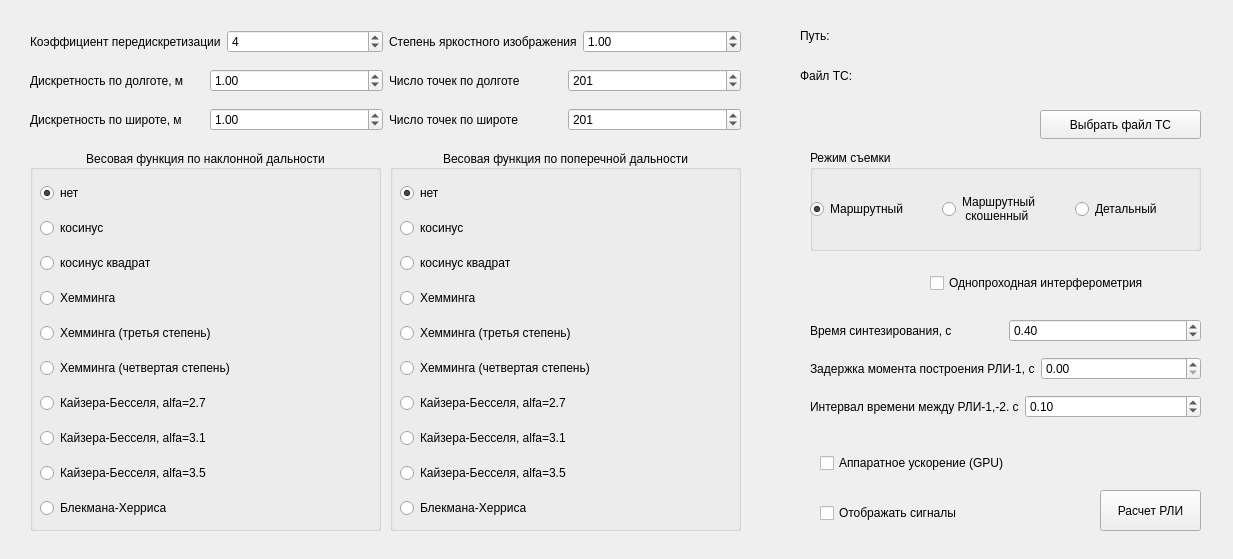
This is v2/UI/QtC/form.ui in nutakoooye/back-proection as Qt 5 draws it before an edit. The edited form follows.
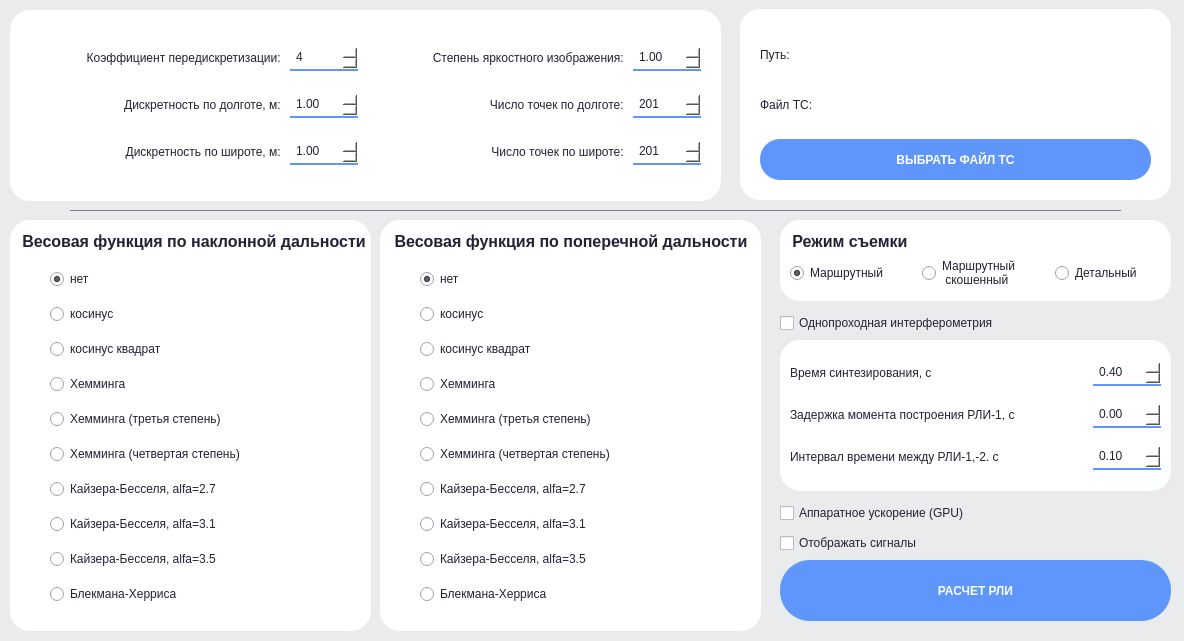
This is the edited form.

What changed in the file:
```diff
--- a/v2/UI/QtC/form.ui
+++ b/v2/UI/QtC/form.ui
@@ -6,29 +6,146 @@
    <rect>
     <x>0</x>
     <y>0</y>
-    <width>1233</width>
-    <height>559</height>
+    <width>1184</width>
+    <height>641</height>
    </rect>
   </property>
   <property name="minimumSize">
    <size>
-    <width>1233</width>
-    <height>0</height>
+    <width>1184</width>
+    <height>641</height>
+   </size>
+  </property>
+  <property name="maximumSize">
+   <size>
+    <width>1184</width>
+    <height>641</height>
    </size>
   </property>
   <property name="windowTitle">
    <string>Widget</string>
   </property>
   <property name="styleSheet">
-   <string notr="true">qlineargradient:(spread:pad, x1:0, y1:0, x2:1, y2:1, stop:0 rgba(191, 191, 191, 255), stop:1 rgba(255, 255, 255, 255))</string>
+   <string notr="true">#Widget{
+background: #eaebed;
+}
+*{
+color: #232134;
+box-sizing: border-box;
+}
+#Start, #upload{
+	background: #5e96fc;
+	border-radius: 20px;
+	transition-duration: 1s;
+	cursor: pointer;
+	color: white;
+	font-weight: 700;
+}
+#Start:hover{
+background: #538efc;
+}
+#upload:hover{
+background: #538efc;
+}
+.QSpinBox, QDoubleSpinBox{
+max-width: 60px;
+border: none;
+border-radius: 20px;
+outline: none;
+background: white;
+border-bottom: 2px solid #5e96fc;
+padding: 4px;
+}
+.QFrame{
+background:white;
+border-radius: 20px;
+
+
+}
+.QGroupBox{
+border: none;
+font-size: 16px;
+font-weight: 700;
+}
+</string>
   </property>
-  <widget class="QWidget" name="horizontalLayoutWidget_4">
+  <widget class="QCheckBox" name="checkBox">
    <property name="geometry">
     <rect>
-     <x>30</x>
-     <y>20</y>
+     <x>780</x>
+     <y>310</y>
+     <width>281</width>
+     <height>26</height>
+    </rect>
+   </property>
+   <property name="text">
+    <string>Однопроходная интерферометрия</string>
+   </property>
+  </widget>
+  <widget class="QCheckBox" name="checkBox_2">
+   <property name="geometry">
+    <rect>
+     <x>780</x>
+     <y>530</y>
+     <width>181</width>
+     <height>26</height>
+    </rect>
+   </property>
+   <property name="text">
+    <string>Отображать сигналы</string>
+   </property>
+  </widget>
+  <widget class="QPushButton" name="Start">
+   <property name="geometry">
+    <rect>
+     <x>780</x>
+     <y>560</y>
+     <width>391</width>
+     <height>61</height>
+    </rect>
+   </property>
+   <property name="styleSheet">
+    <string notr="true">border-radius: 30px;</string>
+   </property>
+   <property name="text">
+    <string>РАСЧЕТ РЛИ</string>
+   </property>
+  </widget>
+  <widget class="QCheckBox" name="GPU">
+   <property name="geometry">
+    <rect>
+     <x>780</x>
+     <y>500</y>
+     <width>271</width>
+     <height>26</height>
+    </rect>
+   </property>
+   <property name="text">
+    <string>Аппаратное ускорение (GPU)</string>
+   </property>
+  </widget>
+  <widget class="QFrame" name="frame">
+   <property name="geometry">
+    <rect>
+     <x>10</x>
+     <y>10</y>
      <width>711</width>
-     <height>121</height>
+     <height>191</height>
+    </rect>
+   </property>
+   <property name="frameShape">
+    <enum>QFrame::StyledPanel</enum>
+   </property>
+   <property name="frameShadow">
+    <enum>QFrame::Raised</enum>
+   </property>
+   <widget class="QWidget" name="horizontalLayoutWidget_4">
+    <property name="geometry">
+     <rect>
+      <x>10</x>
+      <y>20</y>
+      <width>681</width>
+      <height>152</height>
     </rect>
    </property>
    <layout class="QHBoxLayout" name="horizontalLayout_4">
@@ -39,12 +156,18 @@
         <item>
          <widget class="QLabel" name="label_4">
           <property name="text">
-           <string>Коэффициент передискретизации</string>
+            <string>Коэффициент передискретизации: </string>
+           </property>
+           <property name="alignment">
+            <set>Qt::AlignRight|Qt::AlignTrailing|Qt::AlignVCenter</set>
           </property>
          </widget>
         </item>
         <item>
          <widget class="QSpinBox" name="Kss">
+           <property name="styleSheet">
+            <string notr="true"/>
+           </property>
           <property name="value">
            <number>4</number>
           </property>
@@ -57,7 +180,10 @@
         <item>
          <widget class="QLabel" name="label_5">
           <property name="text">
-           <string>Дискретность по долготе, м</string>
+            <string>Дискретность по долготе, м: </string>
+           </property>
+           <property name="alignment">
+            <set>Qt::AlignRight|Qt::AlignTrailing|Qt::AlignVCenter</set>
           </property>
          </widget>
         </item>
@@ -75,7 +201,10 @@
         <item>
          <widget class="QLabel" name="label_6">
           <property name="text">
-           <string>Дискретность по широте, м</string>
+            <string>Дискретность по широте, м: </string>
+           </property>
+           <property name="alignment">
+            <set>Qt::AlignRight|Qt::AlignTrailing|Qt::AlignVCenter</set>
           </property>
          </widget>
         </item>
@@ -97,7 +226,10 @@
         <item>
          <widget class="QLabel" name="label_7">
           <property name="text">
-           <string>Степень яркостного изображения</string>
+            <string>Степень яркостного изображения: </string>
+           </property>
+           <property name="alignment">
+            <set>Qt::AlignRight|Qt::AlignTrailing|Qt::AlignVCenter</set>
           </property>
          </widget>
         </item>
@@ -115,7 +247,10 @@
         <item>
          <widget class="QLabel" name="label_8">
           <property name="text">
-           <string>Число точек по долготе</string>
+            <string>Число точек по долготе: </string>
+           </property>
+           <property name="alignment">
+            <set>Qt::AlignRight|Qt::AlignTrailing|Qt::AlignVCenter</set>
           </property>
          </widget>
         </item>
@@ -136,7 +271,10 @@
         <item>
          <widget class="QLabel" name="label_9">
           <property name="text">
-           <string>Число точек по широте</string>
+            <string>Число точек по широте: </string>
+           </property>
+           <property name="alignment">
+            <set>Qt::AlignRight|Qt::AlignTrailing|Qt::AlignVCenter</set>
           </property>
          </widget>
         </item>
@@ -156,27 +294,43 @@
     </item>
    </layout>
   </widget>
+  </widget>
+  <widget class="QFrame" name="frame_3">
+   <property name="geometry">
+    <rect>
+     <x>10</x>
+     <y>220</y>
+     <width>361</width>
+     <height>411</height>
+    </rect>
+   </property>
+   <property name="frameShape">
+    <enum>QFrame::StyledPanel</enum>
+   </property>
+   <property name="frameShadow">
+    <enum>QFrame::Raised</enum>
+   </property>
   <widget class="QGroupBox" name="TypeWinDn">
    <property name="geometry">
     <rect>
-     <x>30</x>
-     <y>150</y>
-     <width>351</width>
-     <height>381</height>
+      <x>10</x>
+      <y>10</y>
+      <width>361</width>
+      <height>391</height>
     </rect>
    </property>
    <property name="title">
     <string>Весовая функция по наклонной дальности</string>
    </property>
    <property name="alignment">
-    <set>Qt::AlignCenter</set>
+     <set>Qt::AlignLeading|Qt::AlignLeft|Qt::AlignVCenter</set>
    </property>
    <widget class="QWidget" name="verticalLayoutWidget">
     <property name="geometry">
      <rect>
-      <x>10</x>
-      <y>24</y>
-      <width>261</width>
+       <x>30</x>
+       <y>30</y>
+       <width>296</width>
       <height>361</height>
      </rect>
     </property>
@@ -257,13 +411,29 @@
     </layout>
    </widget>
   </widget>
+  </widget>
+  <widget class="QFrame" name="frame_4">
+   <property name="geometry">
+    <rect>
+     <x>380</x>
+     <y>220</y>
+     <width>381</width>
+     <height>411</height>
+    </rect>
+   </property>
+   <property name="frameShape">
+    <enum>QFrame::StyledPanel</enum>
+   </property>
+   <property name="frameShadow">
+    <enum>QFrame::Raised</enum>
+   </property>
   <widget class="QGroupBox" name="TypeWinDp">
    <property name="geometry">
     <rect>
-     <x>390</x>
-     <y>150</y>
-     <width>351</width>
-     <height>381</height>
+      <x>10</x>
+      <y>10</y>
+      <width>361</width>
+      <height>391</height>
     </rect>
    </property>
    <property name="title">
@@ -281,9 +451,9 @@
    <widget class="QWidget" name="verticalLayoutWidget_5">
     <property name="geometry">
      <rect>
-      <x>10</x>
-      <y>24</y>
-      <width>261</width>
+       <x>30</x>
+       <y>30</y>
+       <width>296</width>
       <height>361</height>
      </rect>
     </property>
@@ -364,13 +534,29 @@
     </layout>
    </widget>
   </widget>
+  </widget>
+  <widget class="QFrame" name="frame_6">
+   <property name="geometry">
+    <rect>
+     <x>780</x>
+     <y>220</y>
+     <width>391</width>
+     <height>81</height>
+    </rect>
+   </property>
+   <property name="frameShape">
+    <enum>QFrame::StyledPanel</enum>
+   </property>
+   <property name="frameShadow">
+    <enum>QFrame::Raised</enum>
+   </property>
   <widget class="QGroupBox" name="groupBox_3">
    <property name="geometry">
     <rect>
-     <x>810</x>
-     <y>150</y>
+      <x>10</x>
+      <y>10</y>
      <width>391</width>
-     <height>101</height>
+      <height>61</height>
     </rect>
    </property>
    <property name="title">
@@ -382,7 +568,7 @@
       <x>0</x>
       <y>19</y>
       <width>391</width>
-      <height>81</height>
+       <height>48</height>
      </rect>
     </property>
     <layout class="QHBoxLayout" name="horizontalLayout">
@@ -414,26 +600,128 @@
     </layout>
    </widget>
   </widget>
-  <widget class="QCheckBox" name="checkBox">
+  </widget>
+  <widget class="QFrame" name="frame_7">
    <property name="geometry">
     <rect>
-     <x>930</x>
-     <y>270</y>
-     <width>281</width>
-     <height>26</height>
+     <x>740</x>
+     <y>9</y>
+     <width>431</width>
+     <height>191</height>
     </rect>
    </property>
+   <property name="frameShape">
+    <enum>QFrame::StyledPanel</enum>
+   </property>
+   <property name="frameShadow">
+    <enum>QFrame::Raised</enum>
+   </property>
+   <widget class="QPushButton" name="upload">
+    <property name="geometry">
+     <rect>
+      <x>20</x>
+      <y>130</y>
+      <width>391</width>
+      <height>41</height>
+     </rect>
+    </property>
    <property name="text">
-    <string>Однопроходная интерферометрия</string>
-   </property>
-  </widget>
+     <string>ВЫБРАТЬ ФАЙЛ ТС</string>
+    </property>
+   </widget>
+   <widget class="QWidget" name="horizontalLayoutWidget_2">
+    <property name="geometry">
+     <rect>
+      <x>20</x>
+      <y>30</y>
+      <width>391</width>
+      <height>31</height>
+     </rect>
+    </property>
+    <layout class="QHBoxLayout" name="horizontalLayout_2">
+     <item>
+      <widget class="QLabel" name="label">
+       <property name="maximumSize">
+        <size>
+         <width>70</width>
+         <height>16777215</height>
+        </size>
+       </property>
+       <property name="text">
+        <string>Путь:</string>
+       </property>
+      </widget>
+     </item>
+     <item>
+      <widget class="QLabel" name="Path">
+       <property name="styleSheet">
+        <string notr="true">color: #7b7c88</string>
+       </property>
+       <property name="text">
+        <string/>
+       </property>
+      </widget>
+     </item>
+    </layout>
+   </widget>
+   <widget class="QWidget" name="horizontalLayoutWidget_3">
+    <property name="geometry">
+     <rect>
+      <x>20</x>
+      <y>80</y>
+      <width>391</width>
+      <height>31</height>
+     </rect>
+    </property>
+    <layout class="QHBoxLayout" name="horizontalLayout_3">
+     <item>
+      <widget class="QLabel" name="file_name_label">
+       <property name="maximumSize">
+        <size>
+         <width>70</width>
+         <height>16777215</height>
+        </size>
+       </property>
+       <property name="text">
+        <string>Файл ТС:</string>
+       </property>
+      </widget>
+     </item>
+     <item>
+      <widget class="QLabel" name="File_name">
+       <property name="styleSheet">
+        <string notr="true">color: #7b7c88</string>
+       </property>
+       <property name="text">
+        <string/>
+       </property>
+      </widget>
+     </item>
+    </layout>
+   </widget>
+  </widget>
+  <widget class="QFrame" name="frame_8">
+   <property name="geometry">
+    <rect>
+     <x>780</x>
+     <y>340</y>
+     <width>391</width>
+     <height>151</height>
+    </rect>
+   </property>
+   <property name="frameShape">
+    <enum>QFrame::StyledPanel</enum>
+   </property>
+   <property name="frameShadow">
+    <enum>QFrame::Raised</enum>
+   </property>
   <widget class="QWidget" name="verticalLayoutWidget_6">
    <property name="geometry">
     <rect>
-     <x>810</x>
-     <y>310</y>
-     <width>391</width>
-     <height>119</height>
+      <x>10</x>
+      <y>10</y>
+      <width>371</width>
+      <height>131</height>
     </rect>
    </property>
    <layout class="QVBoxLayout" name="verticalLayout_6">
@@ -489,113 +777,37 @@
     </item>
    </layout>
   </widget>
-  <widget class="QCheckBox" name="checkBox_2">
-   <property name="geometry">
-    <rect>
-     <x>820</x>
-     <y>500</y>
-     <width>181</width>
-     <height>26</height>
-    </rect>
-   </property>
-   <property name="text">
-    <string>Отображать сигналы</string>
-   </property>
   </widget>
-  <widget class="QPushButton" name="Start">
+  <widget class="QWidget" name="greyLine" native="true">
    <property name="geometry">
     <rect>
-     <x>1100</x>
-     <y>490</y>
-     <width>101</width>
-     <height>41</height>
+     <x>70</x>
+     <y>210</y>
+     <width>1051</width>
+     <height>1</height>
     </rect>
    </property>
+   <property name="maximumSize">
+    <size>
+     <width>16777215</width>
+     <height>1</height>
+    </size>
+   </property>
    <property name="styleSheet">
-    <string notr="true"/>
+    <string notr="true">background: #7b7c88;</string>
    </property>
-   <property name="text">
-    <string>Расчет РЛИ</string>
-   </property>
   </widget>
-  <widget class="QPushButton" name="upload">
-   <property name="geometry">
-    <rect>
-     <x>1040</x>
-     <y>110</y>
-     <width>161</width>
-     <height>29</height>
-    </rect>
-   </property>
-   <property name="text">
-    <string>Выбрать файл ТС</string>
-   </property>
-  </widget>
-  <widget class="QWidget" name="horizontalLayoutWidget_2">
-   <property name="geometry">
-    <rect>
-     <x>800</x>
-     <y>20</y>
-     <width>361</width>
-     <height>31</height>
-    </rect>
-   </property>
-   <layout class="QHBoxLayout" name="horizontalLayout_2">
-    <item>
-     <widget class="QLabel" name="label">
-      <property name="text">
-       <string>Путь:</string>
-      </property>
-     </widget>
-    </item>
-    <item>
-     <widget class="QLabel" name="Path">
-      <property name="text">
-       <string/>
-      </property>
-     </widget>
-    </item>
-   </layout>
-  </widget>
-  <widget class="QWidget" name="horizontalLayoutWidget_3">
-   <property name="geometry">
-    <rect>
-     <x>800</x>
-     <y>60</y>
-     <width>361</width>
-     <height>31</height>
-    </rect>
-   </property>
-   <layout class="QHBoxLayout" name="horizontalLayout_3">
-    <item>
-     <widget class="QLabel" name="label_2">
-      <property name="text">
-       <string>Файл ТС:</string>
-      </property>
-     </widget>
-    </item>
-    <item>
-     <widget class="QLabel" name="File_name">
-      <property name="text">
-       <string/>
-      </property>
-     </widget>
-    </item>
-   </layout>
-  </widget>
-  <widget class="QCheckBox" name="GPU">
-   <property name="geometry">
-    <rect>
-     <x>820</x>
-     <y>450</y>
-     <width>271</width>
-     <height>26</height>
-    </rect>
-   </property>
-   <property name="text">
-    <string>Аппаратное ускорение (GPU)</string>
-   </property>
-  </widget>
+  <zorder>frame_8</zorder>
+  <zorder>frame_7</zorder>
+  <zorder>frame_6</zorder>
+  <zorder>frame_4</zorder>
+  <zorder>frame_3</zorder>
+  <zorder>frame</zorder>
+  <zorder>checkBox</zorder>
+  <zorder>checkBox_2</zorder>
+  <zorder>Start</zorder>
+  <zorder>GPU</zorder>
+  <zorder>greyLine</zorder>
  </widget>
  <resources/>
  <connections/>
```
Lines whose indentation alone changed are shown as unchanged.
